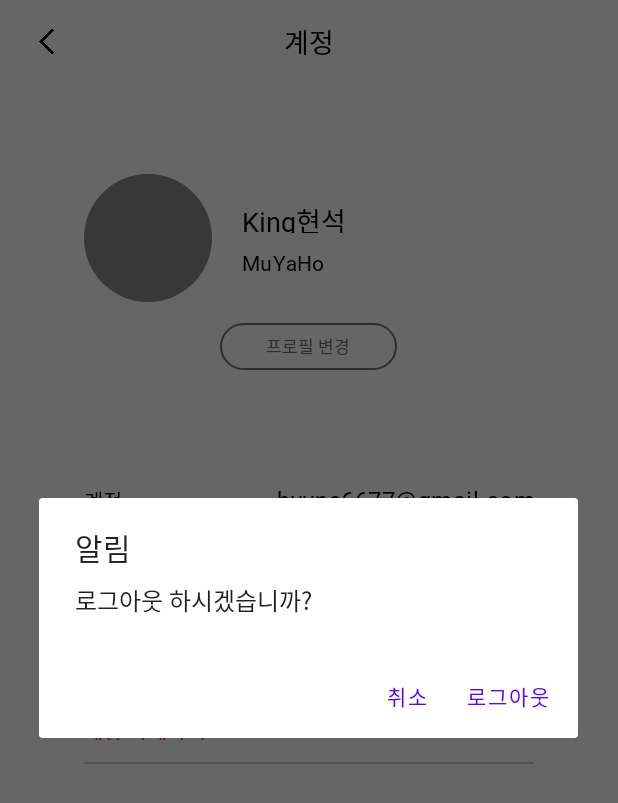
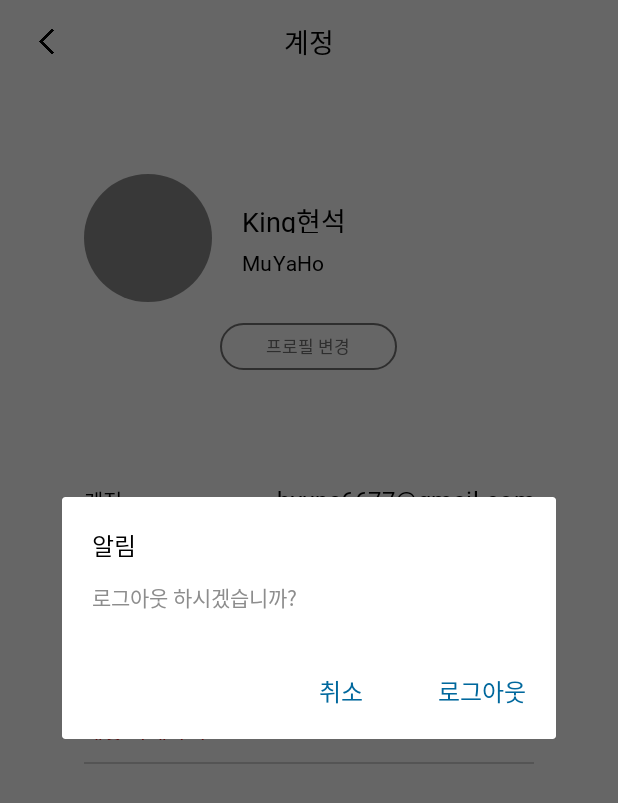
Before and after one commit to Todoary/Todoary-Android, an Android app: the ProfileActivity screen opened directly, with no data from a screen before it, after a tap on "로그아웃", on a phone screen of 412 x 824 dp. Shown: the top 803 px of the screen. Run offline under Robolectric (Android 15) with nearby library versions, the light colour scheme and no system bars; our stand-ins replace CircleImageView.

Commit message:
[Module] : Add BaseDialog class v BaseDialog 클래스가 uni/todoary/base/ 경로에 추가되었습니다. 해당 클래스를 생성하여 Bundle로 제목, 본문, 버튼데이터를 넘겨주면 자동으로 다이얼로그가 생성됩니다.

```diff
--- /dev/null
+++ b/app/src/main/java/com/uni/todoary/base/BaseDialog.kt
@@ -0,0 +1,90 @@
+package com.uni.todoary.base
+
+import android.content.Context
+import android.graphics.Color
+import android.graphics.Point
+import android.graphics.drawable.ColorDrawable
+import android.os.Bundle
+import android.util.DisplayMetrics
+import android.view.*
+import androidx.fragment.app.DialogFragment
+import com.uni.todoary.databinding.DialogCustomBinding
+
+class BaseDialog : DialogFragment() {
+    private var _binding: DialogCustomBinding? = null
+    private val binding get() = _binding!!
+
+    override fun onCreateView(inflater: LayoutInflater, container: ViewGroup?, savedInstanceState: Bundle?): View? {
+        _binding =  DialogCustomBinding.inflate(inflater, container, false)
+        val view = binding.root
+        dialog?.window?.setBackgroundDrawable(ColorDrawable(Color.TRANSPARENT))
+        dialog?.window?.requestFeature(Window.FEATURE_NO_TITLE)
+
+        initDialog()
+        return view
+    }
+
+    fun initDialog(){
+        binding.customDialogTitle.text = arguments?.getString("titleContext")
+        binding.customDialogMsg.text=arguments?.getString("bodyContext")
+        val btnBundle = arguments?.getStringArray("btnData")
+
+        binding.customDialogBtn1.setOnClickListener {
+            buttonClickListener. onButton1Clicked()
+            dismiss()
+        }
+        binding.customDialogBtn1.text=btnBundle?.get(0)
+
+        if(btnBundle?.size==1){
+            binding.customDialogBtn2.visibility= View.GONE
+
+        }else{
+            binding.customDialogBtn2.setOnClickListener {
+                buttonClickListener.onButton2Clicked()
+                dismiss()
+            }
+            binding.customDialogBtn2.text=btnBundle?.get(1)
+        }
+    }
+
+    interface OnButtonClickListener{
+        fun onButton1Clicked()
+        fun onButton2Clicked()
+    }
+
+    override fun onResume() {
+        // 화면의 가로 세로 크기 가져오는 코드
+        val height = resources.displayMetrics.heightPixels
+        val width = resources.displayMetrics.widthPixels
+
+        // 화면 가로의 80% 비율로 다이얼로그 width설정
+        val params: ViewGroup.LayoutParams? = dialog?.window?.attributes    // 다이얼로그 창의 attributes 가져오기
+        val deviceWidth = resources.displayMetrics.widthPixels * 0.8        // 80% 화면비율 크기
+        params?.width = deviceWidth.toInt()
+        dialog?.window?.attributes = params as WindowManager.LayoutParams
+
+        super.onResume()
+    }
+
+    override fun onStart() {
+        super.onStart();
+        val lp : WindowManager.LayoutParams  =  WindowManager.LayoutParams()
+        lp.copyFrom(dialog!!.window!!.attributes)
+        lp.width = WindowManager.LayoutParams.WRAP_CONTENT;
+        lp.height = WindowManager.LayoutParams.WRAP_CONTENT;
+        val window: Window = dialog!!.window!!
+        window.attributes = lp
+    }
+
+    override fun onDestroyView() {
+        super.onDestroyView()
+        _binding = null
+    }
+
+    // 클릭 이벤트 설정
+    fun setButtonClickListener(buttonClickListener: OnButtonClickListener) {
+        this.buttonClickListener = buttonClickListener
+    }
+    // 클릭 이벤트 실행
+    private lateinit var buttonClickListener: OnButtonClickListener
+}
--- a/app/src/main/java/com/uni/todoary/feature/setting/ui/AlarmActivity.kt
+++ b/app/src/main/java/com/uni/todoary/feature/setting/ui/AlarmActivity.kt
@@ -29,6 +29,7 @@ class AlarmActivity : AppCompatActivity(){
             startActivity(intent)
         }
 
+        // 물음표 눌렀을 때 자세히 보기 설명 (AlertDialog 띄우기)
         binding.alarmTodoaryIv.setOnClickListener {
             val msg = "Todo list의 시간알림입니다.\n" +
                     "알림을 해제하면 모든 Todo list\n" +
@@ -51,10 +52,11 @@ class AlarmActivity : AppCompatActivity(){
         view.findViewById<TextView>(R.id.dialog_more_tv).text = text
         val dialog = builder.create()
         val params = dialog.window!!.attributes
+
         // 물음표 상자 위치 구해서 해당 위치로 AlertDialog 옮기기
         val location : IntArray = IntArray(2)
-        questionView.getLocationOnScreen(location)
-        params.x = -150
+        questionView.getLocationOnScreen(location)      // 절대 위치 구해서 IntArray에 x, y 좌표 저장
+        params.x = -150     // AlertDialog가 기본적으로 가운데정렬되어서 가운데가 x = 0 으로 되어있기 때문에 그냥 150만큼 뒤로 미룸 (계산하기 귀찮 ㅎㅎ)
         params.y = location[1]
         dialog.window!!.apply {
             attributes = params
--- a/app/src/main/java/com/uni/todoary/feature/setting/ui/ProfileActivity.kt
+++ b/app/src/main/java/com/uni/todoary/feature/setting/ui/ProfileActivity.kt
@@ -4,9 +4,12 @@ import android.content.Intent
 import android.os.Bundle
 import androidx.activity.viewModels
 import androidx.appcompat.app.AppCompatActivity
+import androidx.core.os.bundleOf
 import androidx.lifecycle.Observer
+import com.uni.todoary.base.BaseDialog
 import com.uni.todoary.databinding.ActivityProfileBinding
 import com.uni.todoary.feature.auth.data.dto.User
+import com.uni.todoary.feature.auth.ui.FindPwActivity
 import com.uni.todoary.feature.auth.ui.PwLockViewModel
 import com.uni.todoary.util.getUser
 
@@ -24,13 +27,31 @@ class ProfileActivity : AppCompatActivity(){
         binding.settingProfile.toolbarBackIv.setOnClickListener {
             startActivity(intent)
         }
+
+        // Data Bidning
         initView()
+
         binding.profilePwdBtn.setOnClickListener {
-            //ToDo: 비밀번호 재설정 이벤트
+            val mIntent = Intent(this, FindPwActivity::class.java)
+            startActivity(mIntent)
         }
         binding.profileLogoutLl.setOnClickListener {
-            //ToDo: 로그아웃 이벤트
-            logout()
+            val dialog = BaseDialog()
+            val btnData = arrayOf("취소", "로그아웃")
+            dialog.arguments = bundleOf(
+                "titleContext" to "알림",
+                "bodyContext" to "로그아웃 하시겠습니까?",
+                "btnData" to btnData
+            )
+            dialog.setButtonClickListener(object: BaseDialog.OnButtonClickListener{
+                override fun onButton1Clicked() {
+
+                }
+                override fun onButton2Clicked() {
+                    logout()
+                }
+            })
+            dialog.show(supportFragmentManager, "logout_dialog")
         }
         binding.profileDeleteLl.setOnClickListener {
             //ToDo: 계정 삭제 이벤트
--- a/app/src/main/java/com/uni/todoary/feature/setting/ui/ProfileEditActivity.kt
+++ b/app/src/main/java/com/uni/todoary/feature/setting/ui/ProfileEditActivity.kt
@@ -17,17 +17,9 @@ class ProfileEditActivity : AppCompatActivity(){
         binding = ActivityProfileEditBinding.inflate(layoutInflater)
         setContentView(binding.root)
 
-        intent = Intent(this, ProfileActivity::class.java)
-        //툴바
-        binding.profileEdit.toolbarBackMainTv.text = "계정"
-        binding.profileEdit.toolbarBackIv.setOnClickListener {
-            startActivity(intent)
-        }
+        initClickListeners()
 
-        binding.profileditPiceditTv.setOnClickListener {
-            editpic()
-        }
-
+        // Data Binding
         val userObserver = Observer<User>{ user ->
             binding.profileeditNameEt.setText(user.name)
             binding.profileeditIntroEt.setText(user.intro)
@@ -39,6 +31,19 @@ class ProfileEditActivity : AppCompatActivity(){
         //Todo: 사진변경 기능 추가
     }
 
+    private fun initClickListeners(){
+        //툴바
+        binding.profileEdit.toolbarBackMainTv.text = "계정"
+        binding.profileEdit.toolbarBackIv.setOnClickListener {
+            intent = Intent(this, ProfileActivity::class.java)
+            startActivity(intent)
+        }
+
+        binding.profileditPiceditTv.setOnClickListener {
+            editpic()
+        }
+    }
+
     override fun onBackPressed() {
         userModel.updateUser(binding.profileeditNameEt.text.toString(), binding.profileeditIntroEt.text.toString())
         finish()
--- /dev/null
+++ b/app/src/main/res/layout/dialog_custom.xml
@@ -0,0 +1,62 @@
+<?xml version="1.0" encoding="utf-8"?>
+<androidx.cardview.widget.CardView xmlns:android="http://schemas.android.com/apk/res/android"
+    android:layout_width="match_parent"
+    android:layout_height="wrap_content"
+    xmlns:app="http://schemas.android.com/apk/res-auto"
+    android:minHeight="50dp">
+
+    <androidx.constraintlayout.widget.ConstraintLayout
+        android:layout_width="match_parent"
+        android:layout_height="match_parent"
+        android:padding="20dp">
+
+        <TextView
+            android:id="@+id/custom_dialog_title"
+            android:layout_width="wrap_content"
+            android:layout_height="wrap_content"
+            style="@style/sub_title_1"
+            app:layout_constraintTop_toTopOf="parent"
+            app:layout_constraintStart_toStartOf="parent" />
+
+        <TextView
+            android:id="@+id/custom_dialog_msg"
+            android:layout_width="0dp"
+            android:layout_height="wrap_content"
+            android:fontFamily="@font/applesdgothicneom"
+            android:textColor="@color/gray"
+            android:textSize="14sp"
+            android:lineSpacingExtra="6sp"
+            android:layout_marginTop="12dp"
+            app:layout_constraintStart_toStartOf="parent"
+            app:layout_constraintEnd_toEndOf="parent"
+            app:layout_constraintTop_toBottomOf="@id/custom_dialog_title"/>
+
+        <TextView
+            android:id="@+id/custom_dialog_btn_1"
+            android:layout_width="wrap_content"
+            android:layout_height="wrap_content"
+            android:fontFamily="@font/applesdgothicneob"
+            android:textSize="16sp"
+            android:textColor="#00689D"
+            android:layout_marginEnd="50dp"
+            android:layout_marginTop="40dp"
+            app:layout_constraintTop_toBottomOf="@id/custom_dialog_msg"
+            app:layout_constraintEnd_toStartOf="@id/custom_dialog_btn_2"/>
+
+        <TextView
+            android:id="@+id/custom_dialog_btn_2"
+            android:layout_width="wrap_content"
+            android:layout_height="wrap_content"
+            android:fontFamily="@font/applesdgothicneob"
+            android:textSize="16sp"
+            android:textColor="#00689D"
+            android:layout_marginTop="40dp"
+            app:layout_constraintTop_toBottomOf="@id/custom_dialog_msg"
+            app:layout_constraintEnd_toEndOf="parent"/>
+
+
+    </androidx.constraintlayout.widget.ConstraintLayout>
+
+
+
+</androidx.cardview.widget.CardView>
```
